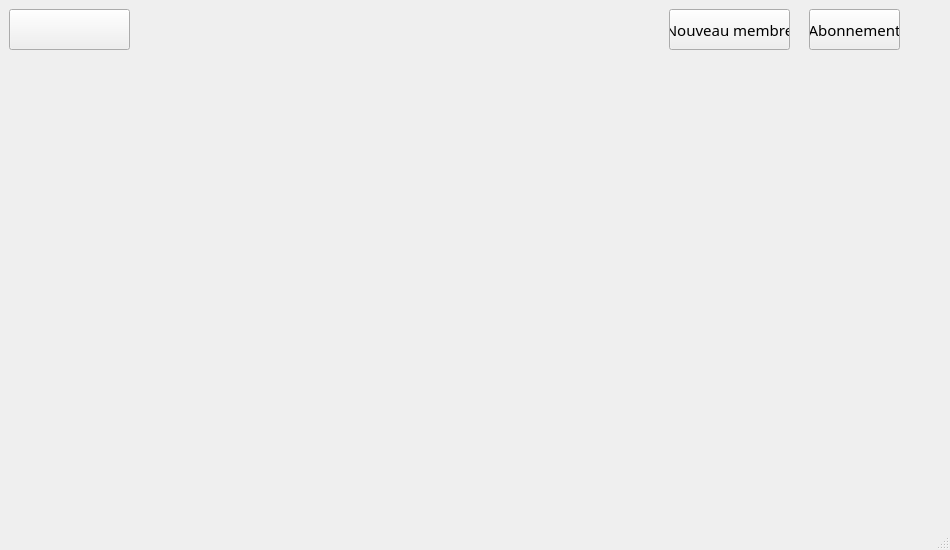
The window that ui/mainwindow.ui (Hajaniaina07/BiblioTECH) describes before a commit, drawn with Qt 5.
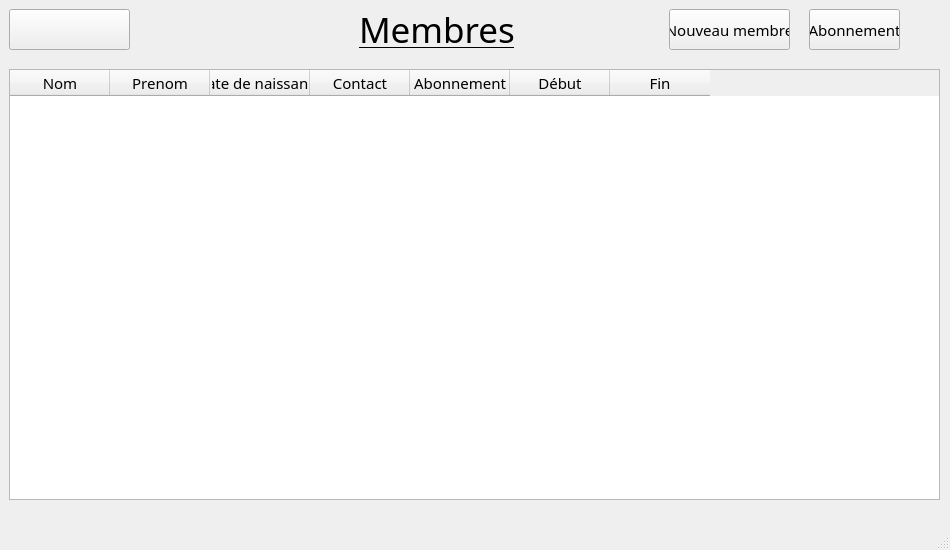
The same window after the commit. The open tabs and pages were chosen to show the change. Icons and pictures are not drawn.

Commit message: List membre

```diff
--- a/ui/mainwindow.ui
+++ b/ui/mainwindow.ui
@@ -479,6 +479,77 @@
          <string>Abonnement</string>
         </property>
        </widget>
+       <widget class="QTableWidget" name="membreTableWidget">
+        <property name="geometry">
+         <rect>
+          <x>0</x>
+          <y>60</y>
+          <width>931</width>
+          <height>431</height>
+         </rect>
+        </property>
+        <property name="selectionMode">
+         <enum>QAbstractItemView::SingleSelection</enum>
+        </property>
+        <property name="selectionBehavior">
+         <enum>QAbstractItemView::SelectRows</enum>
+        </property>
+        <column>
+         <property name="text">
+          <string>Nom</string>
+         </property>
+        </column>
+        <column>
+         <property name="text">
+          <string>Prenom</string>
+         </property>
+        </column>
+        <column>
+         <property name="text">
+          <string>Date de naissance</string>
+         </property>
+        </column>
+        <column>
+         <property name="text">
+          <string>Contact</string>
+         </property>
+        </column>
+        <column>
+         <property name="text">
+          <string>Abonnement</string>
+         </property>
+        </column>
+        <column>
+         <property name="text">
+          <string>Début</string>
+         </property>
+        </column>
+        <column>
+         <property name="text">
+          <string>Fin</string>
+         </property>
+        </column>
+       </widget>
+       <widget class="QLabel" name="label">
+        <property name="geometry">
+         <rect>
+          <x>350</x>
+          <y>0</y>
+          <width>191</width>
+          <height>41</height>
+         </rect>
+        </property>
+        <property name="font">
+         <font>
+          <family>Segoe Script</family>
+          <pointsize>26</pointsize>
+          <underline>true</underline>
+         </font>
+        </property>
+        <property name="text">
+         <string>Membres</string>
+        </property>
+       </widget>
       </widget>
       <widget class="QWidget" name="emprunts"/>
      </widget>
```
Left out of the diff: 4 changed lines with no effect on the pictures. The commit also changes 5 other files.
